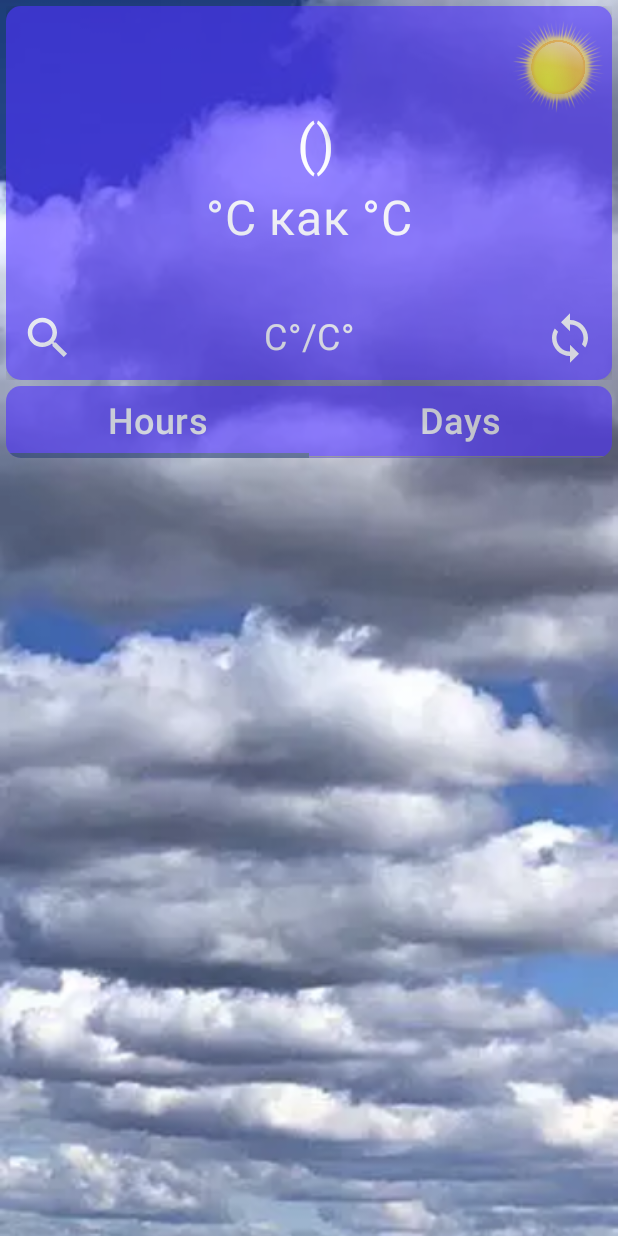
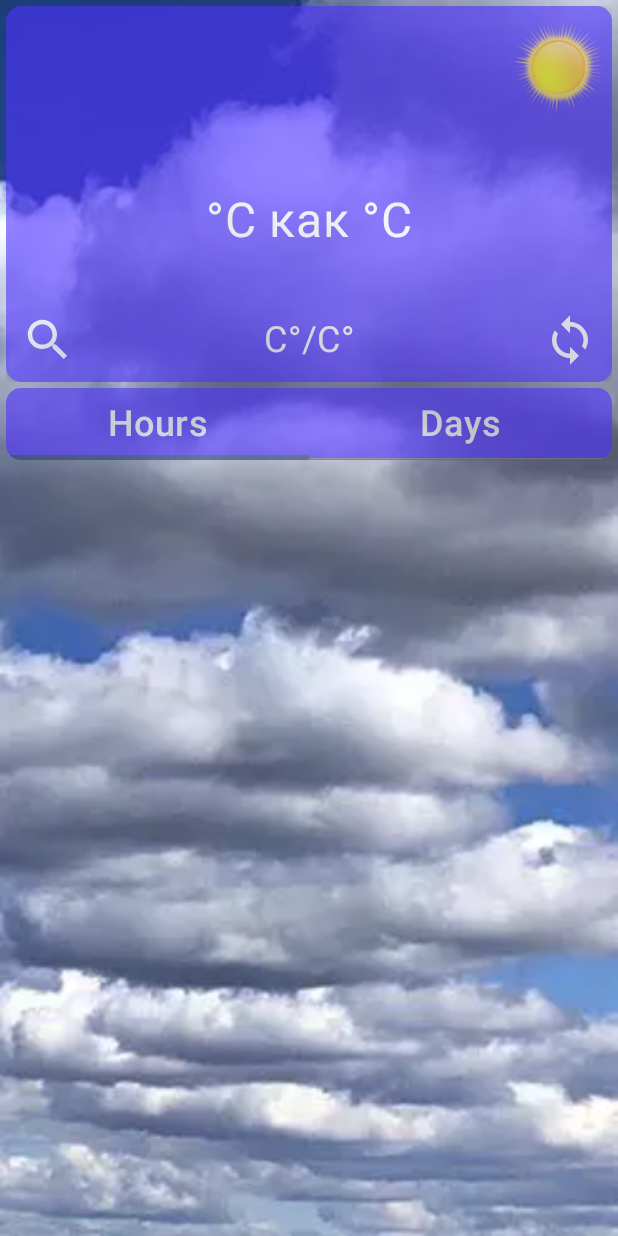
Before and after one commit to redballtoy/sdWeatherOne, an Android app built with Jetpack Compose: the screen it shows after launch (MainActivity), on a phone screen of 412 x 824 dp. Run offline under Robolectric (Android 15) with nearby library versions, the phone set to English and light mode, and no system bars; our stand-ins replace Volley; network calls fail.

Commit message:
refactor main card ui

```diff
--- a/app/src/main/java/com/gmail/redballtoy/sdweatherone/compose/MainScreen.kt
+++ b/app/src/main/java/com/gmail/redballtoy/sdweatherone/compose/MainScreen.kt
@@ -87,10 +87,15 @@ fun MainCardComp(
 
                 }
                 Text(
-                    text = "${currentDay.value.city} (${currentDay.value.region})",
+                    text = "${currentDay.value.city}",
                     fontSize = TextUnit(36f, TextUnitType.Sp),
                     color = Color.White,
-                    modifier = Modifier.padding(bottom = 8.dp)
+                )
+                Text(
+                    text = "${currentDay.value.region}",
+                    fontSize = TextUnit(24f, TextUnitType.Sp),
+                    color = Color.White,
+                    modifier = Modifier.padding(bottom = 4.dp)
                 )
                 Text(
                     text = "${convertTempToInt(currentDay.value.currentTemp)}°C " +
```
